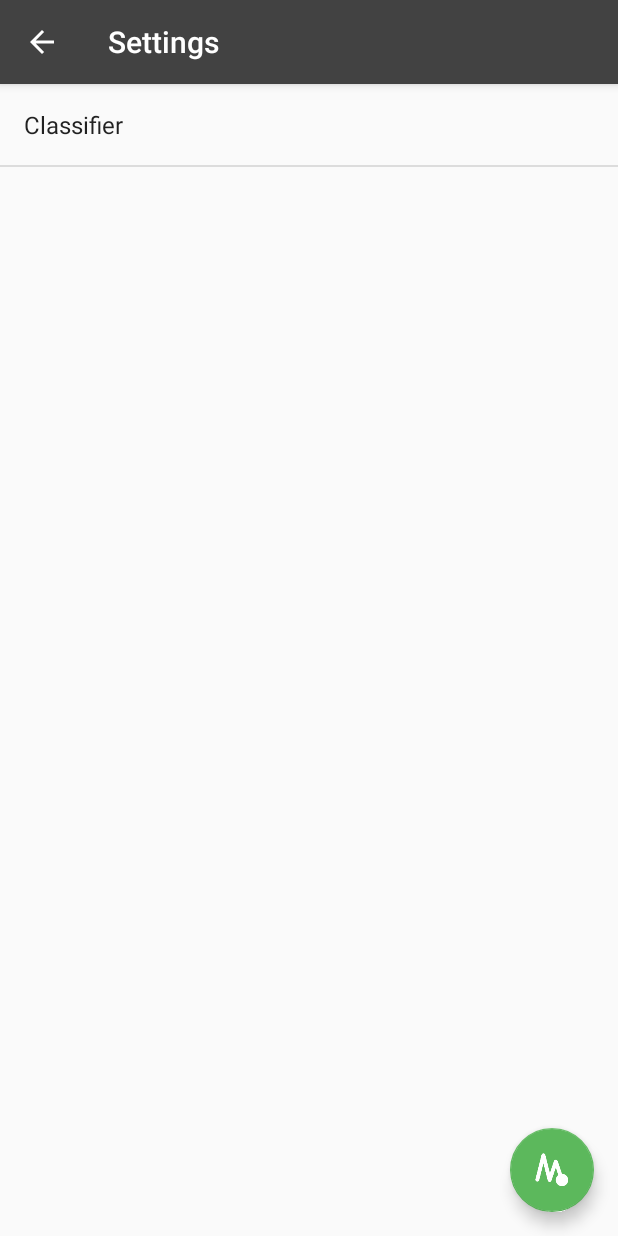
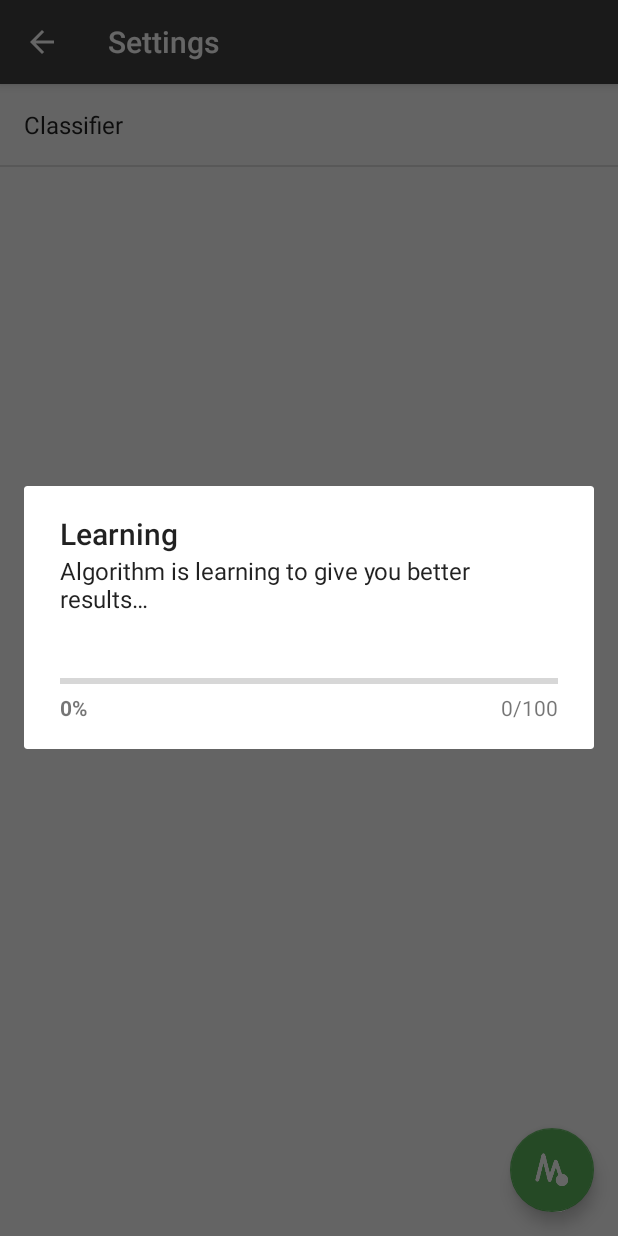
Before and after one commit to mlipa/move_client, an Android app: the SettingsActivity screen opened directly, with no data from a screen before it, after a tap on an icon or button, on a phone screen of 412 x 824 dp. Run offline under Robolectric (Android 15) with nearby library versions, the light colour scheme and no system bars; our stand-ins replace Volley.

Commit message:
Add progress dialog to settings activity

```diff
--- a/application/src/main/java/mlipa/move/client/SettingsActivity.java
+++ b/application/src/main/java/mlipa/move/client/SettingsActivity.java
@@ -1,5 +1,6 @@
 package mlipa.move.client;
 
+import android.app.ProgressDialog;
 import android.content.Intent;
 import android.content.res.ColorStateList;
 import android.os.Bundle;
@@ -47,7 +48,21 @@ public class SettingsActivity extends AppCompatActivity {
         fab.setOnClickListener(new View.OnClickListener() {
             @Override
             public void onClick(View v) {
-                // TODO: RE-TRAIN ARTIFICIAL NEURAL NETWORK
+                ProgressDialog dialog = new ProgressDialog(SettingsActivity.this);
+
+                dialog.setTitle(getString(R.string.learning));
+                dialog.setMessage(getString(R.string.learning_message));
+                dialog.setProgressStyle(ProgressDialog.STYLE_HORIZONTAL);
+                dialog.setProgress(0);
+                // dialog.setMax();
+                dialog.show();
+
+                new Thread(new Runnable() {
+                    @Override
+                    public void run() {
+                        // TODO: RE-TRAIN ARTIFICIAL NEURAL NETWORK
+                    }
+                }).start();
             }
         });
     }
--- a/application/src/main/res/values/strings.xml
+++ b/application/src/main/res/values/strings.xml
@@ -51,4 +51,6 @@
         <item>1</item>
     </string-array>
     <string name="cancel">Cancel</string>
+    <string name="learning">Learning</string>
+    <string name="learning_message">Algorithm is learning to give you better results&#8230;</string>
 </resources>
```
